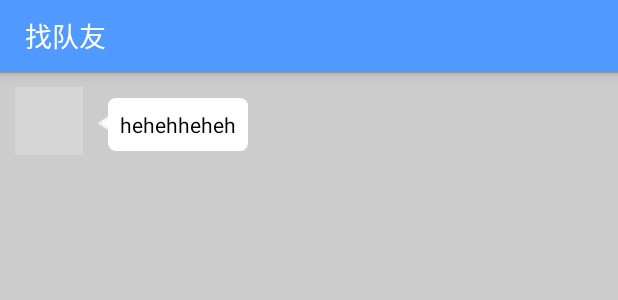
After one commit to yuechenglei/FindTeam, an Android app: the layout chat_item_left.xml on its own in the app's theme, with its tools: preview values and no code run, on a phone screen of 412 x 824 dp. The commit adds this screen. Shown: the top 300 px of the screen. Run offline under Robolectric (Android 15) with nearby library versions, the phone set to English and light mode, and no system bars; grey boxes are pictures that could not be loaded.

Commit message:
聊天界面

```diff
--- a/src/main/AndroidManifest.xml
+++ b/src/main/AndroidManifest.xml
@@ -46,6 +46,10 @@
         <activity android:name=".activity.MyMessageActivity" />
 
         <activity android:name=".activity.FriendActivity"/>
+
+        <activity android:name=".activity.ChatActivity"
+            android:theme="@style/Theme.AppCompat.NoActionBar"
+            android:windowSoftInputMode="adjustPan"/>
     </application>
 
     <uses-permission android:name="android.permission.INTERNET" />
--- a/src/main/java/cn/sdu/online/findteam/fragment/BuildTeamFragment.java
+++ b/src/main/java/cn/sdu/online/findteam/fragment/BuildTeamFragment.java
@@ -2,7 +2,6 @@ package cn.sdu.online.findteam.fragment;
 
 import android.os.Bundle;
 import android.support.v4.app.Fragment;
-import android.util.Log;
 import android.view.LayoutInflater;
 import android.view.View;
 import android.view.ViewGroup;
--- /dev/null
+++ b/src/main/res/drawable/chat_rect_bg.xml
@@ -0,0 +1,7 @@
+<?xml version="1.0" encoding="utf-8"?>
+<shape xmlns:android="http://schemas.android.com/apk/res/android"
+    android:shape="rectangle">
+
+    <solid android:color="@color/white_color"/>
+    <corners android:radius="5dp"/>
+</shape>
--- /dev/null
+++ b/src/main/res/layout/chat_item_left.xml
@@ -0,0 +1,43 @@
+<?xml version="1.0" encoding="utf-8"?>
+<RelativeLayout xmlns:android="http://schemas.android.com/apk/res/android"
+    android:layout_width="match_parent"
+    android:layout_height="match_parent"
+    android:background="@color/underline1_gray"
+    android:orientation="vertical"
+    android:padding="10dp">
+
+    <cn.sdu.online.findteam.resource.RoundImageView
+        android:id="@+id/img_userimgleft"
+        android:layout_width="45dp"
+        android:layout_height="45dp"
+        android:layout_alignParentLeft="true"
+        android:src="@drawable/otherteam_headtmp" />
+
+    <ImageView
+        android:id="@+id/arrow_left"
+        android:layout_width="wrap_content"
+        android:layout_height="wrap_content"
+        android:layout_marginLeft="10dp"
+        android:layout_marginTop="12dp"
+        android:layout_toRightOf="@id/img_userimgleft"
+        android:src="@drawable/chat_arrow_left" />
+
+    <LinearLayout
+        android:layout_width="200dp"
+        android:layout_height="wrap_content"
+        android:layout_toRightOf="@id/arrow_left"
+        android:layout_marginLeft="-19dp"
+        android:layout_marginTop="7dp">
+
+        <TextView
+            android:id="@+id/tv_messageleft"
+            android:layout_width="wrap_content"
+            android:layout_height="wrap_content"
+            android:background="@drawable/chat_rect_bg"
+            android:gravity="start"
+            android:padding="8dp"
+            android:text="hehehheheh"
+            android:textColor="#000000"
+            android:textSize="14sp" />
+    </LinearLayout>
+</RelativeLayout>
--- a/src/main/res/layout/teamlog_content_layout.xml
+++ b/src/main/res/layout/teamlog_content_layout.xml
@@ -96,7 +96,8 @@
 
 　　15.一位中国学生问科比：“请问您成功的秘诀是什么?”科比说：“你知道早晨四点的城市是什么样吗?”学生：“知道，一般那时候我还在写作业，怎么了?”科比：“没，没什么…”"
                     android:textColor="#000000"
-                    android:textSize="14.5sp" />
+                    android:textSize="14.5sp"
+                    android:focusable="true"/>
             </LinearLayout>
 
   <!--          <Button
@@ -137,10 +138,10 @@
             android:layout_marginLeft="10dp"
             android:layout_marginRight="10dp"
             android:hint="写评论"
-            android:focusable="false"
             android:textSize="14sp"
             android:textColorHint="@color/textcolor_gray"/>
         <Button
+            android:id="@+id/push_discuss"
             android:layout_width="match_parent"
             android:layout_height="wrap_content"
             android:layout_weight="2.5"
```
Also changed, not shown: src/main/java/cn/sdu/online/findteam/activity/ChatActivity.java (added, +188 -0 lines), src/main/java/cn/sdu/online/findteam/activity/LoginActivity.java (+9 -3 lines), src/main/java/cn/sdu/online/findteam/activity/MyMessageActivity.java (+7 -2 lines), src/main/java/cn/sdu/online/findteam/adapter/MyMessageListViewAdapter.java (+13 -15 lines), src/main/java/cn/sdu/online/findteam/fragment/ChatMainFragment.java (+13 -0 lines), src/main/java/cn/sdu/online/findteam/mob/ChatActivityListItem.java (added, +34 -0 lines), src/main/res/layout/chat_item_right.xml (added, +43 -0 lines), src/main/res/layout/chat_layout.xml (added, +57 -0 lines), src/main/res/drawable/chat_arrow_left.png (added), src/main/res/drawable/chat_arrow_right.png (added).
